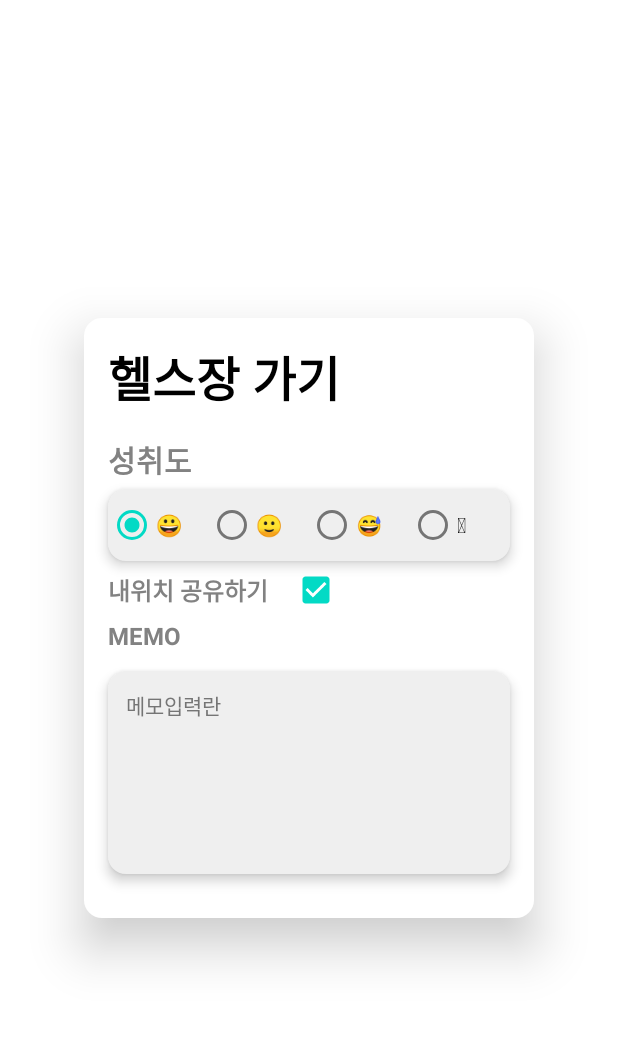
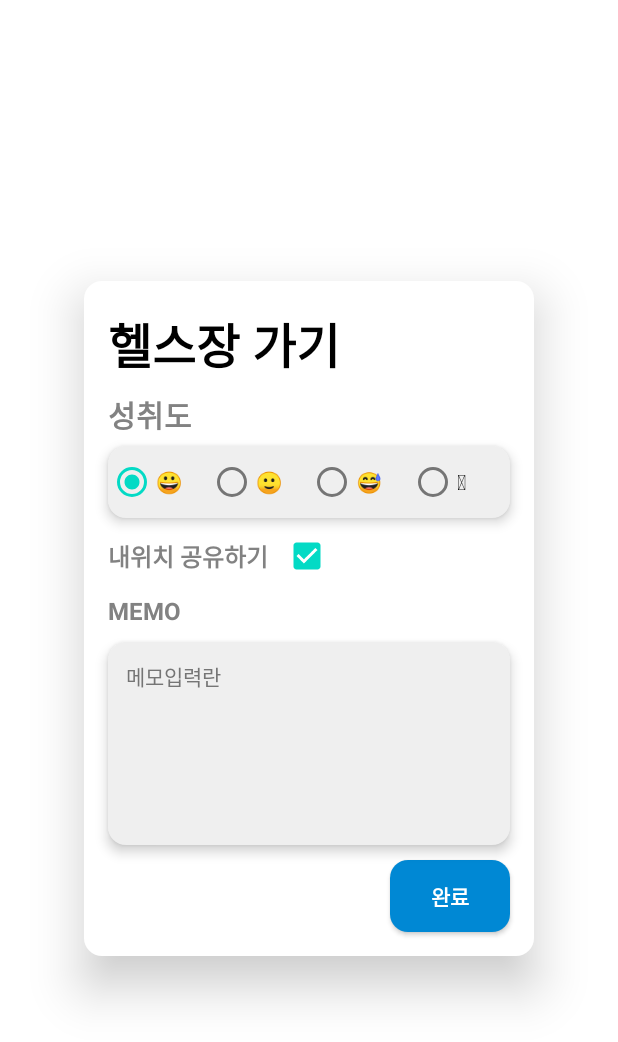
Before and after one commit to DDoingEOS/ddoing, an Android app: the layout work_done_layout.xml on its own in the app's theme, with its tools: preview values and no code run, on a phone screen of 412 x 824 dp. Shown: the top 1042 px of the screen. Run offline under Robolectric (Android 15) with nearby library versions, the light colour scheme and no system bars.

Commit message:
레이아웃 수정, 오류 수정

```diff
--- a/app-main/app/src/main/java/com/example/ddoing/HomeFragment.kt
+++ b/app-main/app/src/main/java/com/example/ddoing/HomeFragment.kt
@@ -47,7 +47,7 @@
     }
 
     override fun onViewCreated(view: View, savedInstaceState: Bundle?) {
-        recyclerView = binding.recyclerView
+        //recyclerView = binding.recyclerView
         chooseLayout()
     }
 
--- a/app-main/app/src/main/java/com/example/ddoing/planAdd/PlanAdd.kt
+++ b/app-main/app/src/main/java/com/example/ddoing/planAdd/PlanAdd.kt
@@ -53,6 +53,11 @@
                 //백엔드로 보내는 함수 만들기
             }
         }
+//        binding.button1.setOnClickListener{
+//            if(binding.button1.isPressed == true) {
+//                showDatePickerDialog()
+//            }
+//        }
 
         //알림 설정
         binding.isAlert.setOnClickListener {
--- a/app-main/app/src/main/java/com/example/ddoing/planAdd/RepeatFragment.kt
+++ b/app-main/app/src/main/java/com/example/ddoing/planAdd/RepeatFragment.kt
@@ -47,7 +47,7 @@
         if(binding.checkBox7.isChecked()) {
             r7 = 1
         }
-        binding.repeatSubmit.setOnClickListener{
+        binding.tableLayout.setOnClickListener{
             val planAddActivity = activity as PlanAdd
             planAddActivity.repeatReceiveData(r1, r2, r3, r4, r5, r6, r7)
         }
--- a/app-main/app/src/main/java/com/example/ddoing/planAdd/TimePickerFragment.kt
+++ b/app-main/app/src/main/java/com/example/ddoing/planAdd/TimePickerFragment.kt
@@ -24,7 +24,10 @@
         // Create a new instance of TimePickerDialog and return it
         // https://all-dev-kang.tistory.com/entry/%EC%95%88%EB%93%9C%EB%A1%9C%EC%9D%B4%EB%93%9C-timepickerdialog-spinner-%EB%AA%A8%EB%93%9C%EB%A1%9C-%EB%B3%80%EA%B2%BD%ED%95%98%EB%8A%94-%EB%B2%95
         // 위 링크를 통해서 timepicker sipnner 모드로 만들면 더 이쁠 것 같아요.
-        return TimePickerDialog(activity, android.R.style.Theme_Holo_Light_Dialog_NoActionBa,this, hour, minute, DateFormat.is24HourFormat(activity));
+        //return TimePickerDialog(activity, android.R.style.Theme_Holo_Light_Dialog_NoActionBa,this, hour, minute, DateFormat.is24HourFormat(activity));
+
+        return TimePickerDialog(activity,this, hour, minute, DateFormat.is24HourFormat(activity));
+
     }
 
     override fun onTimeSet(view: TimePicker, hourOfDay: Int, minute: Int) {
--- a/app-main/app/src/main/res/layout/repeat_fragment.xml
+++ b/app-main/app/src/main/res/layout/repeat_fragment.xml
@@ -1,4 +1,3 @@
-<?xml version="1.0" encoding="utf-8"?>
 <?xml version="1.0" encoding="utf-8"?>
 <androidx.constraintlayout.widget.ConstraintLayout
     xmlns:android="http://schemas.android.com/apk/res/android"
--- a/app-main/app/src/main/res/layout/work_done_layout.xml
+++ b/app-main/app/src/main/res/layout/work_done_layout.xml
@@ -9,7 +9,7 @@
 
     <androidx.constraintlayout.widget.ConstraintLayout
         android:layout_width="300dp"
-        android:layout_height="400dp"
+        android:layout_height="450dp"
         android:background="@drawable/work_done_bg"
         android:elevation="20dp"
         app:layout_constraintBottom_toBottomOf="parent"
@@ -37,7 +37,7 @@
             android:layout_width="wrap_content"
             android:layout_height="wrap_content"
             android:layout_marginStart="16dp"
-            android:layout_marginTop="16dp"
+            android:layout_marginTop="8dp"
             android:text="성취도"
             android:textColor="#828282"
             android:textSize="20sp"
@@ -118,13 +118,13 @@
             app:layout_constraintHorizontal_bias="0.0"
             app:layout_constraintStart_toStartOf="parent"
             app:layout_constraintTop_toTopOf="parent"
-            app:layout_constraintVertical_bias="0.53" />
+            app:layout_constraintVertical_bias="0.488" />
 
         <CheckBox
             android:id="@+id/share_place"
             android:layout_width="48dp"
             android:layout_height="48dp"
-            android:layout_marginStart="8dp"
+            android:layout_marginStart="2dp"
             android:checked="true"
             android:gravity="center"
             app:layout_constraintBottom_toBottomOf="@+id/share_place_text"
@@ -135,6 +135,7 @@
             app:layout_constraintVertical_bias="0.5" />
 
         <EditText
+            android:id="@+id/editText"
             android:layout_width="268dp"
             android:layout_height="135dp"
             android:background="@drawable/work_done_achievement"
@@ -144,12 +145,28 @@
             android:padding="12dp"
             android:textColor="#757575"
             android:textColorHint="#757575"
+
             android:textSize="14sp"
-
-            app:layout_constraintBottom_toBottomOf="parent"
+            app:layout_constraintBottom_toTopOf="@+id/work_done_button"
             app:layout_constraintEnd_toEndOf="parent"
             app:layout_constraintStart_toStartOf="parent"
             app:layout_constraintTop_toBottomOf="@+id/workd_done_memo"
-            app:layout_constraintVertical_bias="0.3"></EditText>
+            app:layout_constraintVertical_bias="0.5"></EditText>
+
+        <androidx.appcompat.widget.AppCompatButton
+            android:id="@+id/work_done_button"
+            android:layout_width="80dp"
+            android:layout_height="48dp"
+            android:background="@drawable/homeview_now_work_button"
+            android:text="완료"
+            android:textColor="#ffffff"
+            android:textStyle="bold"
+            app:layout_constraintBottom_toBottomOf="parent"
+            app:layout_constraintEnd_toEndOf="@+id/editText"
+            app:layout_constraintHorizontal_bias="1.0"
+            app:layout_constraintStart_toStartOf="parent"
+            app:layout_constraintTop_toTopOf="parent"
+            app:layout_constraintVertical_bias="0.96"
+            />
     </androidx.constraintlayout.widget.ConstraintLayout>
 </androidx.constraintlayout.widget.ConstraintLayout>
```
Also changed, not shown: app-main/app/src/main/res/layout/activity_plan_add.xml (+6 -2 lines).
